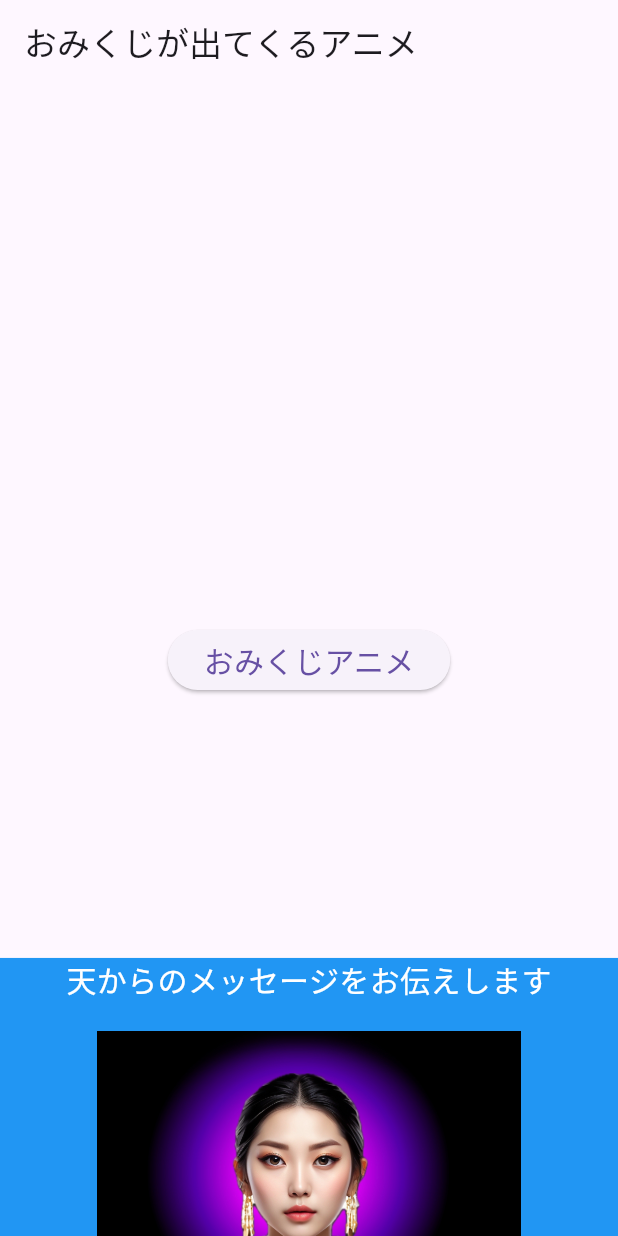
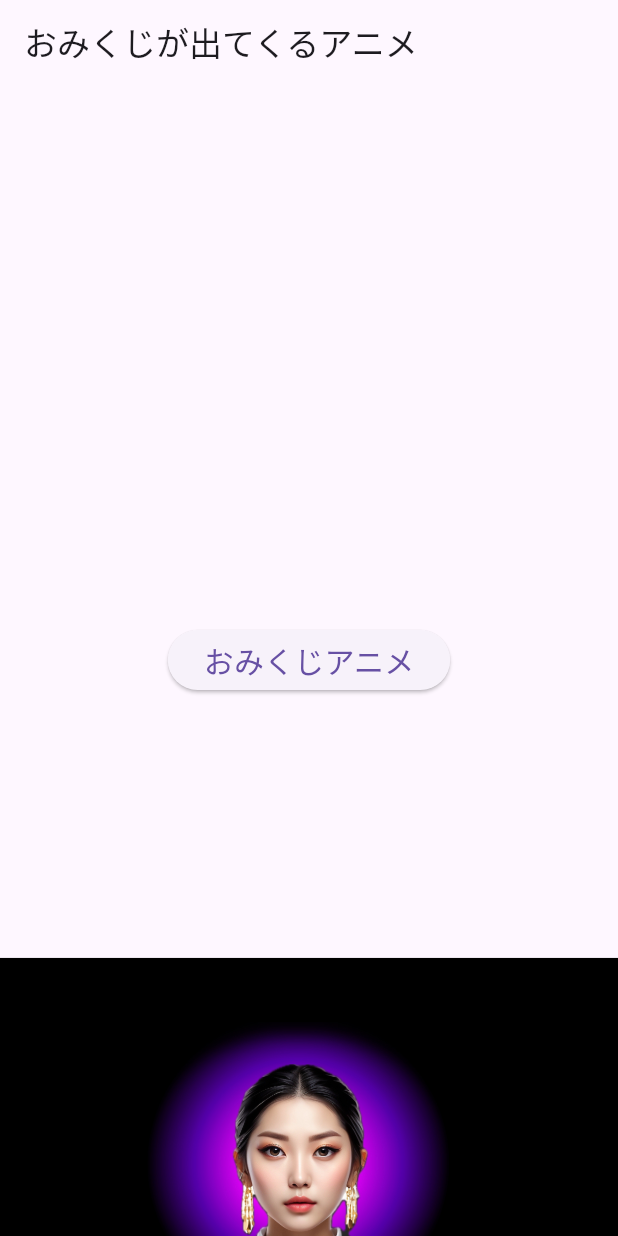
Before and after one commit to oka-teruhiro/sanchu6h, a Flutter app: the screen it shows after launch, after a tap on "おみくじアニメ", on a phone screen of 412 x 824 dp. Run offline on Flutter 3.47's test engine with Material 3 defaults, Android fonts, the light colour scheme and no system bars.

Commit message:
7: 一文字ずつ表示するアニメを追加したが、一度に現れる

```diff
--- a/lib/main.dart
+++ b/lib/main.dart
@@ -1,3 +1,6 @@
+//import 'dart:ffi';
+
+import 'package:flutter/animation.dart';
 import 'package:flutter/material.dart';
 
 void main() => runApp(const MyApp());
@@ -12,29 +15,6 @@ class MyApp extends StatelessWidget {
         appBar: AppBar(
           title: const Text('おみくじが出てくるアニメ'),
         ),
-        /*body: Center(
-          child: Column(
-            mainAxisAlignment: MainAxisAlignment.center,
-            mainAxisSize: MainAxisSize.min,
-            children: [
-              ElevatedButton(
-                  onPressed: () {
-                    //Navigator.push(
-                      //context,
-                      //MaterialPageRoute(
-                        const BottomViewAnimation();
-                      //),
-                    //);
-                  },
-                  child: const Text(
-                    'おみくじアニメ',
-                  style: TextStyle(
-                    fontSize: 20,
-                  ),),
-              ),
-            ],
-          ),
-        ),*/
         body: const BottomViewAnimation(),
       ),
     );
@@ -52,6 +32,9 @@ class BottomViewAnimationState extends State<BottomViewAnimation> with
     SingleTickerProviderStateMixin {
   late AnimationController _controller;
   late Animation<Offset> _offsetAnimation;
+  // テキストもアニメーションにする
+  late Animation<double> _textAnimation;
+  bool _bottomViewVisible = false;
 
   @override
   void initState() {
@@ -69,6 +52,22 @@ class BottomViewAnimationState extends State<BottomViewAnimation> with
       curve: Curves.easeInOut,
     ));
 
+    _textAnimation = CurvedAnimation(
+        parent: _controller,
+        curve: const Interval(0.0, 1.0, curve: Curves.easeIn),
+    );
+
+    _controller.addStatusListener((status) {
+      if (status == AnimationStatus.completed) {
+        setState(() {
+          _bottomViewVisible = true;
+        });
+      } else if (status == AnimationStatus.dismissed) {
+        setState(() {
+          _bottomViewVisible = false;
+        });
+      }
+    });
     //_controller.forward(); //todo:変更
   }
 
@@ -80,6 +79,10 @@ class BottomViewAnimationState extends State<BottomViewAnimation> with
 
   void _startAnimation() {
     _controller.forward();
+  }
+
+  void _reverseAnimation() {
+    _controller.reverse();
   }
 
   @override
@@ -111,21 +114,55 @@ class BottomViewAnimationState extends State<BottomViewAnimation> with
             child: Container(
               //height: 200,
               height: bottomViewHeight,
-              color: Colors.blue,
+              color: Colors.black,
               child: Center(
                   child: Column(
+                    mainAxisAlignment: MainAxisAlignment.center,
                     children: [
-                      const Text('天からのメッセージをお伝えします',
+                      // テキストをアニメーションで表示
+                      if (_bottomViewVisible)
+                        AnimatedBuilder(
+                            animation: _textAnimation,
+                            builder: (context, child){
+                              final int totalChars = '天からのメッセージをお伝えします'.length;
+                              final int charsToShow = (_textAnimation.value * totalChars).round();
+                              final String textToShow = '天からのメッセージをお伝えします'.substring(0, charsToShow);
+                              return Text(
+                                textToShow,
+                                style: const TextStyle(
+                                  color: Colors.white,
+                                  fontSize: 16,
+                                ),
+                              );
+                            },
+                        )
+                      else
+                        const Text(
+                            '',
+                          style: TextStyle(
+                            color: Colors.white,
+                            fontSize: 16,
+                          ),
+                        ),
+
+                      /*const Text('天からのメッセージをお伝えします',
                           style: TextStyle(
                               color: Colors.white,
                               fontSize: 20,
-                          )),
+                          )),*/
                       const SizedBox(height: 20,),
                       SizedBox(
                         height: bottomViewHeight * 4 / 5,
                         child: Image.asset('assets/images/x6.jpg'),
                       ),
-
+                      const Spacer(),
+                      ElevatedButton(
+                          onPressed: _reverseAnimation,
+                          child: const Text('OK',
+                          style: TextStyle(
+                            fontSize: 20,
+                          ),)),
+                      const SizedBox(height: 20,),
                     ],
                   )),
             ),
```
